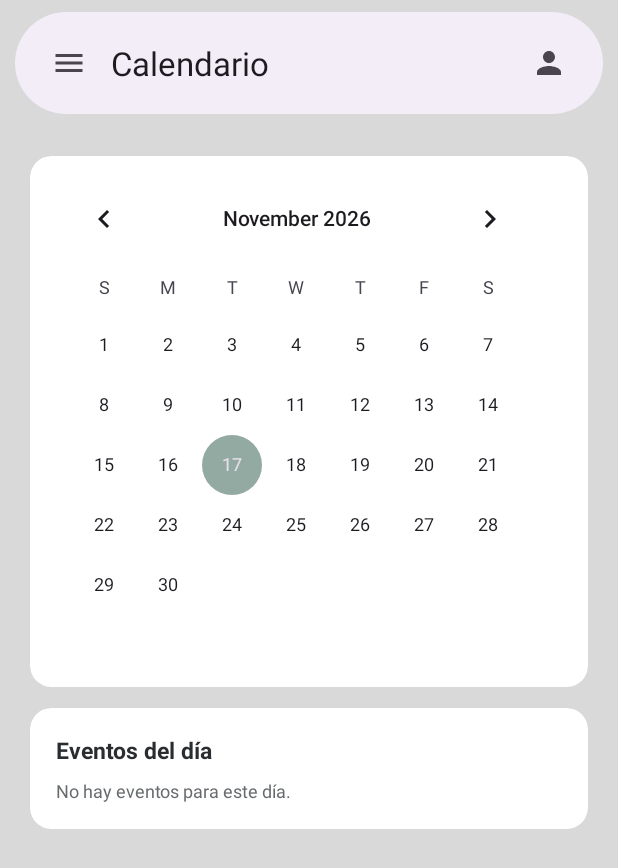
After one commit to eltitobarte/Proyecto-DAM, an Android app: the PMTCalendarActivity screen opened directly, with no data from a screen before it, on a phone screen of 412 x 824 dp. The commit adds this screen. Shown: the top 868 px of the screen. Run offline under Robolectric (Android 15) with nearby library versions, the phone set to English and light mode, and no system bars.

Commit message:
frontend #6: cierre de sesion con confirmacion, calendario y comedor

```diff
--- a/app/src/main/AndroidManifest.xml
+++ b/app/src/main/AndroidManifest.xml
@@ -46,6 +46,12 @@
         <activity
             android:name=".PMTProfileActivity"
             android:exported="false" />
+        <activity
+            android:name=".PMTCalendarActivity"
+            android:exported="false" />
+        <activity
+            android:name=".PMTFoodActivity"
+            android:exported="false" />
     </application>
 
 </manifest>
--- /dev/null
+++ b/app/src/main/java/dam/proyecto/gestionguarderia/PMTCalendarActivity.java
@@ -0,0 +1,49 @@
+package dam.proyecto.gestionguarderia;
+
+import android.content.Intent;
+import android.os.Bundle;
+import android.widget.CalendarView;
+import android.widget.TextView;
+
+import androidx.activity.EdgeToEdge;
+import androidx.appcompat.app.AppCompatActivity;
+import androidx.core.graphics.Insets;
+import androidx.core.view.ViewCompat;
+import androidx.core.view.WindowInsetsCompat;
+
+/**
+ * Calendario del perfil familia.
+ * De momento no hay eventos guardados, así que solo avisamos del día que se toca.
+ * TODO: cuando existan datos de eventos, cargarlos aquí y escribir los del día.
+ */
+public class PMTCalendarActivity extends AppCompatActivity {
+
+    // Texto que hay dentro de la tarjeta de eventos
+    private TextView tvEventos;
+
+    @Override
+    protected void onCreate(Bundle savedInstanceState) {
+        super.onCreate(savedInstanceState);
+        EdgeToEdge.enable(this);
+        setContentView(R.layout.activity_diary_03_calendar);
+        ViewCompat.setOnApplyWindowInsetsListener(findViewById(R.id.main), (v, insets) -> {
+            Insets systemBars = insets.getInsets(WindowInsetsCompat.Type.systemBars());
+            v.setPadding(systemBars.left, systemBars.top, systemBars.right, systemBars.bottom);
+            return insets;
+        });
+
+        tvEventos = findViewById(R.id.tvEventos);
+        CalendarView calendario = findViewById(R.id.calendarView2);
+
+        // Cuando se toca un día del calendario, escribimos la fecha en la tarjeta
+        calendario.setOnDateChangeListener((view, anio, mes, dia) -> {
+            // Ojo: el mes empieza en 0 (enero), por eso le sumamos 1
+            String fecha = dia + "/" + (mes + 1) + "/" + anio;
+            tvEventos.setText(getString(R.string.calendar_empty_day, fecha));
+        });
+
+        // Barra superior: el menú vuelve atrás y el muñeco lleva al perfil
+        findViewById(R.id.ivMenu).setOnClickListener(v -> finish());
+        findViewById(R.id.ivProfile).setOnClickListener(v -> startActivity(new Intent(this, PMTProfileActivity.class)));
+    }
+}
--- a/app/src/main/java/dam/proyecto/gestionguarderia/PMTHomeActivity.java
+++ b/app/src/main/java/dam/proyecto/gestionguarderia/PMTHomeActivity.java
@@ -42,9 +42,9 @@ public class PMTHomeActivity extends AppCompatActivity {
         findViewById(R.id.cardNotices).setOnClickListener(v -> abrir(PMTAdvicesActivity.class));
         findViewById(R.id.cardProfile).setOnClickListener(v -> abrir(PMTProfileActivity.class));
 
-        // Calendario y comedor: sus layouts ya existen, pero todavía no tienen Activity
-        findViewById(R.id.cardCalendar).setOnClickListener(v -> avisoProximamente());
-        findViewById(R.id.cardFood).setOnClickListener(v -> avisoProximamente());
+        // Calendario y comedor ya tienen su pantalla
+        findViewById(R.id.cardCalendar).setOnClickListener(v -> abrir(PMTCalendarActivity.class));
+        findViewById(R.id.cardFood).setOnClickListener(v -> abrir(PMTFoodActivity.class));
     }
 
     /** Abre otra pantalla. */
--- a/app/src/main/res/layout/activity_diary_03_calendar.xml
+++ b/app/src/main/res/layout/activity_diary_03_calendar.xml
@@ -10,11 +10,14 @@
              └─ tarjeta con los eventos del día
 -->
 <ScrollView xmlns:android="http://schemas.android.com/apk/res/android"
+    android:id="@+id/main"
     xmlns:app="http://schemas.android.com/apk/res-auto"
+    xmlns:tools="http://schemas.android.com/tools"
     android:layout_width="match_parent"
     android:layout_height="match_parent"
     android:background="@color/back_screen"
-    android:fillViewport="true">
+    android:fillViewport="true"
+    tools:context=".PMTCalendarActivity">
 
     <LinearLayout
         android:layout_width="match_parent"
@@ -38,6 +41,7 @@
             <ImageView
                 android:layout_width="48dp"
                 android:layout_height="48dp"
+                android:id="@+id/ivMenu"
                 android:contentDescription="@string/cd_menu"
                 android:padding="12dp"
                 android:src="@drawable/ic_menu_24"
@@ -55,6 +59,7 @@
             <ImageView
                 android:layout_width="48dp"
                 android:layout_height="48dp"
+                android:id="@+id/ivProfile"
                 android:contentDescription="@string/cd_profile"
                 android:padding="12dp"
                 android:src="@drawable/ic_person_24"
@@ -110,6 +115,7 @@
                     android:textStyle="bold" />
 
                 <TextView
+                android:id="@+id/tvEventos"
                     android:layout_width="match_parent"
                     android:layout_height="wrap_content"
                     android:layout_marginTop="8dp"
--- a/app/src/main/res/values/strings.xml
+++ b/app/src/main/res/values/strings.xml
@@ -91,6 +91,7 @@
     <string name="food_prev_month">‹</string>
     <string name="food_next_month">›</string>
     <string name="food_month">Septiembre 2026</string>
+    <string name="food_month_format">%1$s 2026</string>
     <string name="food_week_1">Semana 1</string>
     <string name="food_week_2">Semana 2</string>
     <string name="food_week_3">Semana 3</string>
@@ -199,6 +200,7 @@
     <string name="calendar_title">Calendario</string>
     <string name="calendar_day_title">Eventos del día</string>
     <string name="calendar_empty">No hay eventos para este día.</string>
+    <string name="calendar_empty_day">No hay eventos el %1$s.</string>
 
     <!-- Descripciones de los iconos (accesibilidad) -->
     <string name="cd_menu">Menú</string>
```
Also changed, not shown: app/src/main/java/dam/proyecto/gestionguarderia/PMTFoodActivity.java (added, +92 -0 lines), app/src/main/java/dam/proyecto/gestionguarderia/PMTProfileActivity.java (+33 -3 lines), app/src/main/res/layout/activity_diary_04_food.xml (+6 -1 lines).
